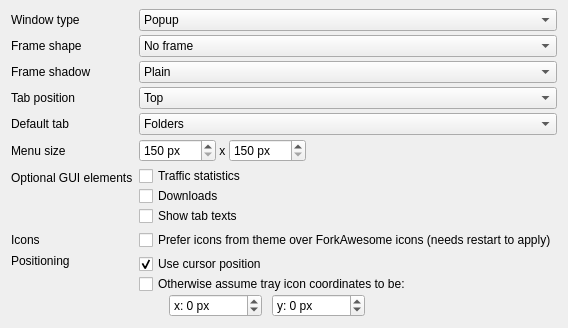
First picture: the form in syncthingwidgets/settings/appearanceoptionpage.ui, repository Martchus/syncthingtray, before the edit.
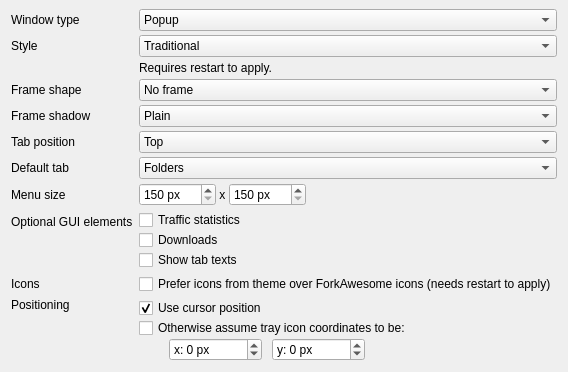
Second picture: the form after the edit. Icons and pictures are not drawn.

Commit message: Make use of Qt Quick UI within Qt Widgets UI configurable

```diff
--- a/syncthingwidgets/settings/appearanceoptionpage.ui
+++ b/syncthingwidgets/settings/appearanceoptionpage.ui
@@ -450,6 +450,40 @@
      </property>
     </widget>
    </item>
+   <item row="3" column="0">
+    <widget class="QLabel" name="styleLabel">
+     <property name="text">
+      <string>Style</string>
+     </property>
+    </widget>
+   </item>
+   <item row="3" column="1">
+    <widget class="QComboBox" name="styleComboBox">
+     <property name="sizePolicy">
+      <sizepolicy hsizetype="MinimumExpanding" vsizetype="Fixed">
+       <horstretch>0</horstretch>
+       <verstretch>0</verstretch>
+      </sizepolicy>
+     </property>
+     <item>
+      <property name="text">
+       <string>Traditional</string>
+      </property>
+     </item>
+     <item>
+      <property name="text">
+       <string>Modern</string>
+      </property>
+     </item>
+    </widget>
+   </item>
+   <item row="4" column="1">
+    <widget class="QLabel" name="requiresRestartLabel">
+     <property name="text">
+      <string>Requires restart to apply.</string>
+     </property>
+    </widget>
+   </item>
   </layout>
  </widget>
  <tabstops>
```
Left out of the diff: 12 changed lines with no effect on the pictures. The commit also changes 7 other files.
